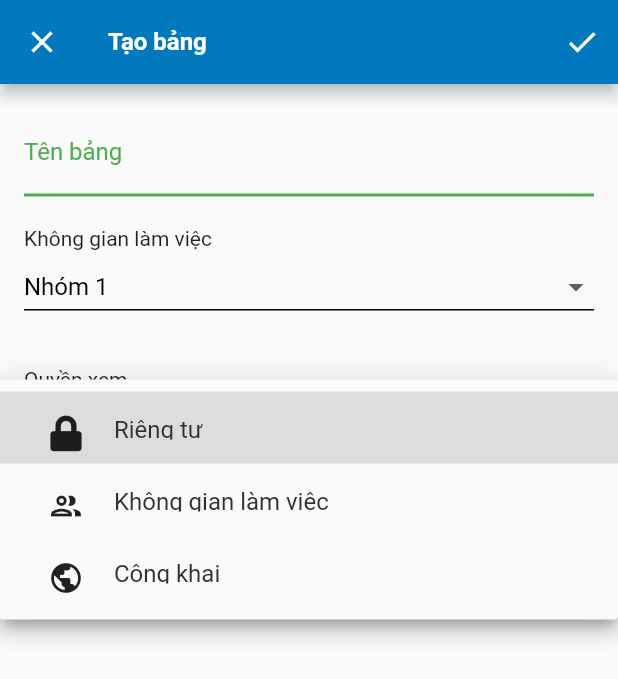
After one commit to rkhang7/trellis_mobile_app, a Flutter app: the CreateTablePage screen opened by its route, after a tap on "Không gian làm việc", on a phone screen of 412 x 824 dp. The commit adds this screen. Shown: the top 679 px of the screen. Run offline on Flutter 3.47's test engine with Material 2 defaults, Android fonts, the phone set to English and light mode, and no system bars; our stand-ins replace flutter_speed_dial, font_awesome_flutter, get, google_fonts, nb_utils; network calls fail.

Commit message:
Feat: add UI create table

```diff
--- a/lib/components/drawer_component.dart
+++ b/lib/components/drawer_component.dart
@@ -40,7 +40,7 @@ class _DrawerComponentState extends State<DrawerComponent> {
               setState(() {});
             },
             currentAccountPicture: Image.network(
-                    'https://i.pinimg.com/736x/9a/a5/5f/9aa55f48dfe94797a6c2745b08c40e2d.jpg')
+                    'https://cdn.thukyluat.vn/nhch-images//CauHoi_Hinh/9eb6abaa-8cda-456c-ad66-26ba4da23ffe.jpg')
                 .cornerRadiusWithClipRRect(50),
             accountName: Text('Hoàng Xuân Khang',
                 style: boldTextStyle(color: Colors.white, size: 16)),
--- /dev/null
+++ b/lib/modules/create_table/binding/create_table_binding.dart
@@ -0,0 +1,9 @@
+import 'package:get/get.dart';
+import 'package:trellis_mobile_app/modules/create_table/controller/create_table_controller.dart';
+
+class CreateTableBinding extends Bindings {
+  @override
+  void dependencies() {
+    Get.lazyPut(() => CreateTableController());
+  }
+}
--- /dev/null
+++ b/lib/modules/create_table/controller/create_table_controller.dart
@@ -0,0 +1,22 @@
+import 'package:get/get.dart';
+
+class CreateTableController extends GetxController {
+  var itemDropDownList = [];
+  var selected = "".obs;
+
+  @override
+  void onInit() {
+    // TODO: implement onInit
+    super.onInit();
+    initItemDropDownList();
+    selected.value = itemDropDownList[0];
+  }
+
+  void initItemDropDownList() {
+    itemDropDownList = ["Nhóm 1, Nhóm 2, Nhóm 3"];
+  }
+
+  void setSelected(String value) {
+    selected.value = value;
+  }
+}
--- /dev/null
+++ b/lib/modules/create_table/view/create_table_page.dart
@@ -0,0 +1,130 @@
+import 'package:flutter/material.dart';
+import 'package:font_awesome_flutter/font_awesome_flutter.dart';
+import 'package:get/get.dart';
+import 'package:nb_utils/nb_utils.dart';
+import 'package:trellis_mobile_app/modules/create_table/controller/create_table_controller.dart';
+import 'package:trellis_mobile_app/utils/app_colors.dart';
+import 'package:trellis_mobile_app/utils/colors.dart';
+import 'package:trellis_mobile_app/utils/widgets.dart';
+
+class CreateTablePage extends StatelessWidget {
+  CreateTablePage({Key? key}) : super(key: key);
+  final createTableController = Get.find<CreateTableController>();
+  @override
+  Widget build(BuildContext context) {
+    return SafeArea(
+      child: Scaffold(
+        appBar: AppBar(
+          backgroundColor: backgroundColor,
+          leading: const CloseButton(
+            color: iconColorPrimary,
+          ),
+          title: Text('Tạo bảng', style: boldTextStyle(color: Colors.white)),
+          actions: [
+            IconButton(
+              icon: const Icon(Icons.done, color: iconColorPrimary),
+              onPressed: () {
+                Get.back();
+              },
+            )
+          ],
+        ),
+        body: Container(
+          padding: const EdgeInsets.all(16),
+          child:
+              Column(crossAxisAlignment: CrossAxisAlignment.start, children: [
+            TextFormField(
+              autofocus: true,
+              decoration: const InputDecoration(
+                labelText: "Tên bảng",
+                labelStyle: TextStyle(color: Colors.green),
+                enabledBorder: UnderlineInputBorder(
+                  borderSide: BorderSide(color: Colors.green, width: 2),
+                ),
+                focusedBorder: UnderlineInputBorder(
+                  borderSide: BorderSide(color: Colors.green, width: 2),
+                ),
+              ),
+              cursorColor: Colors.green,
+              cursorHeight: 25,
+            ),
+            20.height,
+            const Text("Không gian làm việc"),
+            DropdownButton(
+              underline: Container(
+                height: 1,
+                color: Colors.black,
+              ),
+              isExpanded: true,
+              hint: const Text(
+                "Nhóm 1",
+                style: TextStyle(color: Colors.black),
+              ),
+              onChanged: (dynamic value) {},
+              items: [
+                DropdownMenuItem(
+                    child: DrawerList(
+                      leading: const Icon(Icons.group_outlined),
+                      title: "Nhóm 1",
+                    ),
+                    value: '1'),
+                DropdownMenuItem(
+                    child: DrawerList(
+                      leading: const Icon(Icons.group_outlined),
+                      title: "Nhóm 2",
+                    ),
+                    value: '1'),
+                DropdownMenuItem(
+                    child: DrawerList(
+                      leading: const Icon(Icons.group_outlined),
+                      title: "Nhóm 3",
+                    ),
+                    value: '1'),
+              ],
+            ),
+            30.height,
+            const Text("Quyền xem"),
+            DropdownButton(
+              underline: Container(
+                height: 1,
+                color: Colors.black,
+              ),
+              isExpanded: true,
+              hint: const Text(
+                "Không gian làm việc",
+                style: TextStyle(color: Colors.black),
+              ),
+              onChanged: (dynamic value) {},
+              items: [
+                DropdownMenuItem(
+                    child: DrawerList(
+                      leading: const Icon(
+                        FontAwesomeIcons.lock,
+                      ),
+                      title: "Riêng tư",
+                    ),
+                    value: '1'),
+                DropdownMenuItem(
+                    child: DrawerList(
+                      leading: const Icon(
+                        Icons.group_outlined,
+                      ),
+                      title: "Không gian làm việc",
+                    ),
+                    value: '1'),
+                DropdownMenuItem(
+                    child: DrawerList(
+                      leading: const Icon(
+                        Icons.public,
+                      ),
+                      title: "Công khai",
+                    ),
+                    value: '1'),
+              ],
+            ),
+          ]),
+        ),
+      ),
+    );
+  }
+}
--- a/lib/modules/dashboard/view/dashboard_page.dart
+++ b/lib/modules/dashboard/view/dashboard_page.dart
@@ -54,7 +54,7 @@ class DashBoardPage extends StatelessWidget {
                 ),
                 backgroundColor: buttonColor,
                 onTap: () {
-                  toast("Thêm bảng");
+                  Get.toNamed(AppRoutes.CREATE_TABLE);
                 }),
             SpeedDialChild(
                 label: "Thẻ",
--- a/lib/routes/app_pages.dart
+++ b/lib/routes/app_pages.dart
@@ -1,4 +1,6 @@
 import 'package:get/get.dart';
+import 'package:trellis_mobile_app/modules/create_table/binding/create_table_binding.dart';
+import 'package:trellis_mobile_app/modules/create_table/view/create_table_page.dart';
 import 'package:trellis_mobile_app/modules/dashboard/binding/dashboard_binding.dart';
 import 'package:trellis_mobile_app/modules/dashboard/view/dashboard_page.dart';
 import 'package:trellis_mobile_app/modules/notification/binding/notification_binding.dart';
@@ -24,5 +26,10 @@ class AppPages {
       page: () => NotificationPage(),
       binding: NotificationBinding(),
     ),
+    GetPage(
+      name: AppRoutes.CREATE_TABLE,
+      page: () => CreateTablePage(),
+      binding: CreateTableBinding(),
+    ),
   ];
 }
--- a/lib/routes/app_routes.dart
+++ b/lib/routes/app_routes.dart
@@ -2,4 +2,5 @@ class AppRoutes {
   static const String WALK_THROUGH = "/walk_through";
   static const String DASHBOARD = "/dashboard";
   static const String NOTIFICATION = "/notification";
+  static const String CREATE_TABLE = "/create_table";
 }
```
